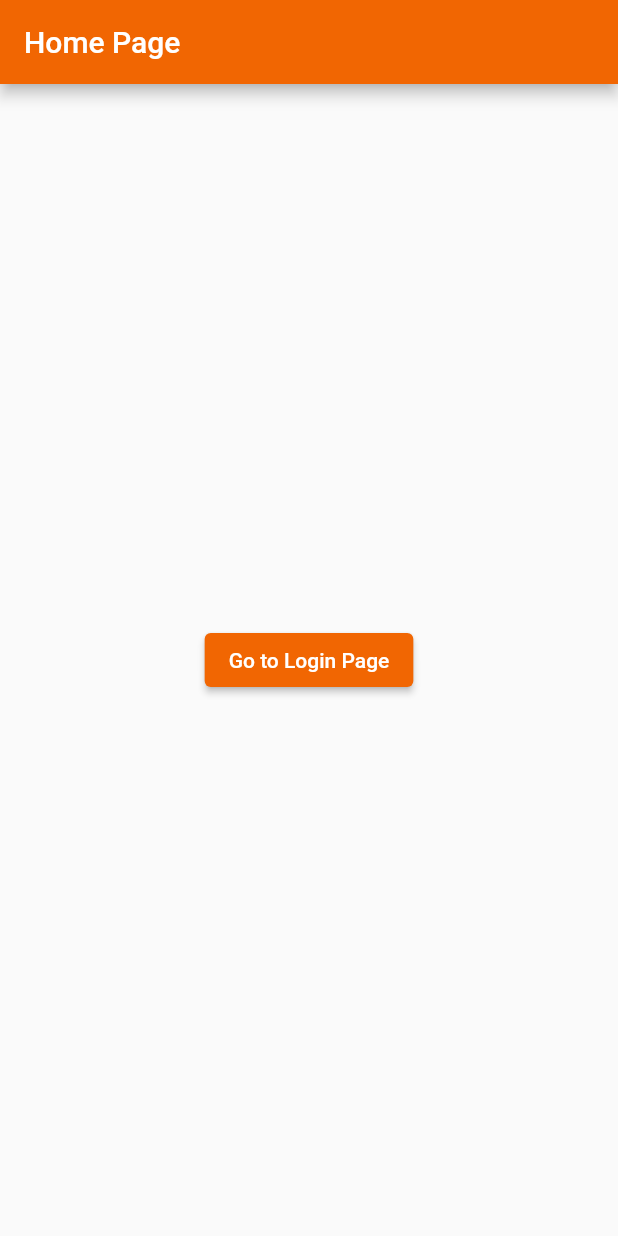
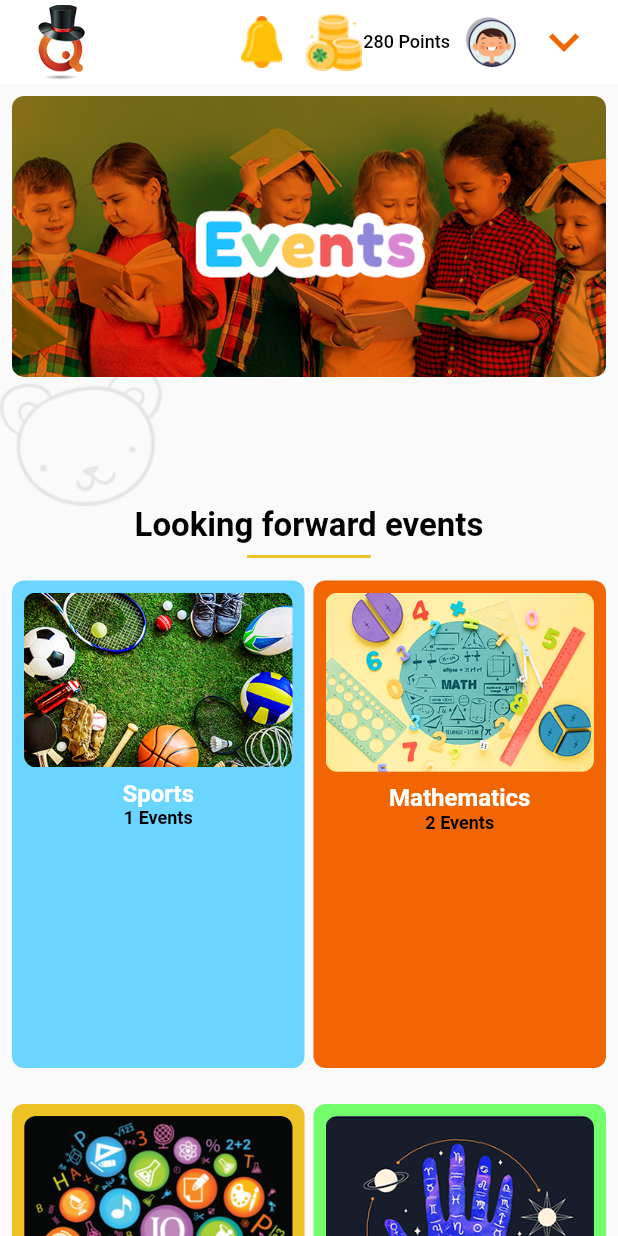
Before and after one commit to mazanaqvi/quiz-wizard, a Flutter app: the screen it shows after launch, on a phone screen of 412 x 824 dp. Run offline on Flutter 3.47's test engine with Material 2 defaults, Android fonts, the light colour scheme and no system bars; our stand-ins replace get.

Commit message:
events page done

```diff
--- a/lib/main.dart
+++ b/lib/main.dart
@@ -1,6 +1,6 @@
 import 'package:flutter/material.dart';
 import 'package:get/get_navigation/get_navigation.dart';
-import 'package:quiz_wizard/views/home_page.dart';
+import 'package:quiz_wizard/views/event_page.dart';
 import 'package:quiz_wizard/views/login_page.dart';
 import 'package:quiz_wizard/views/styles.dart';
 
--- /dev/null
+++ b/lib/models/events.dart
@@ -0,0 +1,22 @@
+import 'dart:ui';
+
+class Event {
+  final Color color;
+  final String title;
+  final String imagePath;
+  final int count;
+
+  Event(this.color, this.title, this.imagePath, this.count);
+
+  getDummyList() {
+    List<Event> events = [];
+    events.add(Event(Color(0xFF6AD5FF), "Sports", "assets/sports.png", 1));
+    events.add(Event(Color(0xFFF16602), "Mathematics", "assets/math.png", 2));
+    events.add(Event(Color(0xFFEDC224), "General Knowledge",
+        "assets/general_knowledge.png", 3));
+    events
+        .add(Event(Color(0xFF73FF6B), "Astronomy", "assets/astronomy.png", 4));
+    events.add(Event(Color(0xFF2B3CDD), "English", "assets/english.png", 5));
+    return events;
+  }
+}
--- /dev/null
+++ b/lib/views/event_page.dart
@@ -0,0 +1,119 @@
+import 'package:flutter/material.dart';
+import 'package:flutter/src/widgets/container.dart';
+import 'package:flutter/src/widgets/framework.dart';
+import 'package:get/get.dart';
+import 'package:quiz_wizard/models/events.dart';
+import 'package:quiz_wizard/views/general_widgets/appbar.dart';
+import 'package:quiz_wizard/views/login_page.dart';
+import 'package:quiz_wizard/views/styles.dart';
+
+class HomePage extends StatefulWidget {
+  const HomePage({super.key});
+
+  @override
+  State<HomePage> createState() => _HomePageState();
+}
+
+class _HomePageState extends State<HomePage> {
+  @override
+  Widget build(BuildContext context) {
+    Event event =
+        Event(const Color(0xFF6AD5FF), "Sports", "assets/sports.png", 1);
+    List<Event> events = event.getDummyList();
+    return Scaffold(
+        appBar: CustomAppBar(),
+        body: ListView(
+          children: [
+            Stack(
+              children: [
+                Padding(
+                  padding: const EdgeInsets.only(top: 190.0),
+                  child: Image(
+                    image: const AssetImage("assets/bear.png"),
+                    color: greyColor,
+                  ),
+                ),
+                Padding(
+                  padding: const EdgeInsets.all(8.0),
+                  child: ClipRRect(
+                    borderRadius: BorderRadius.circular(8.0),
+                    child: const Image(
+                      image: AssetImage("assets/events.png"),
+                    ),
+                  ),
+                ),
+              ],
+            ),
+            const Padding(
+              padding: EdgeInsets.only(left: 0),
+              child: Text("Looking forward events",
+                  textAlign: TextAlign.center,
+                  style: TextStyle(
+                    color: Colors.black,
+                    fontSize: 22,
+                    fontWeight: FontWeight.bold,
+                  )),
+            ),
+            Divider(
+              indent: MediaQuery.of(context).size.width * 0.4,
+              endIndent: MediaQuery.of(context).size.width * 0.4,
+              color: const Color(0xFFedc224),
+              thickness: 2,
+            ),
+            Padding(
+              padding: const EdgeInsets.all(8.0),
+              child: GridView.count(
+                physics: const NeverScrollableScrollPhysics(),
+                crossAxisCount: 2,
+                mainAxisSpacing: 24.0,
+                crossAxisSpacing: 6,
+                childAspectRatio: 0.6,
+                shrinkWrap: true,
+                children: List.generate(
+                  5,
+                  (index) {
+                    return Container(
+                      decoration: BoxDecoration(
+                        borderRadius: BorderRadius.circular(8.0),
+                        color: events[index].color,
+                      ),
+                      child: Column(
+                        children: [
+                          Padding(
+                            padding: const EdgeInsets.all(8.0),
+                            child: ClipRRect(
+                              borderRadius: BorderRadius.circular(8.0),
+                              child: Image(
+                                image: AssetImage(events[index].imagePath),
+                              ),
+                            ),
+                          ),
+                          Padding(
+                            padding: const EdgeInsets.only(left: 0),
+                            child: Text(events[index].title,
+                                style: const TextStyle(
+                                  color: Colors.white,
+                                  fontSize: 16,
+                                  fontWeight: FontWeight.bold,
+                                )),
+                          ),
+                          Padding(
+                            padding: const EdgeInsets.only(left: 0),
+                            child: Text("${events[index].count} Events",
+                                style: const TextStyle(
+                                  color: Colors.black,
+                                  fontSize: 12,
+                                  fontWeight: FontWeight.bold,
+                                )),
+                          ),
+                        ],
+                      ),
+                    );
+                  },
+                ),
+              ),
+            ),
+          ],
+        ));
+  }
+}
--- /dev/null
+++ b/lib/views/general_widgets/appbar.dart
@@ -0,0 +1,61 @@
+import 'package:flutter/material.dart';
+import 'package:get/get.dart';
+import 'package:quiz_wizard/views/styles.dart';
+
+// TODO: Needs refactoring
+AppBar CustomAppBar({
+  String? titleText,
+  Widget? leading,
+  double? titleFont,
+  List<Widget>? actions,
+}) {
+  return AppBar(
+      backgroundColor: Colors.white,
+      bottomOpacity: 0,
+      centerTitle: true,
+      elevation: 0,
+      automaticallyImplyLeading: false,
+      title: Row(
+          mainAxisAlignment: MainAxisAlignment.spaceBetween,
+          crossAxisAlignment: CrossAxisAlignment.center,
+          children: <Widget>[
+            const SizedBox(
+                height: 50, // Your Height
+                width: 50, // Your width
+                child: Image(image: AssetImage('assets/logo.png'))),
+            Row(children: <Widget>[
+              const SizedBox(
+                  height: 40, // Your Height
+                  width: 40,
+                  child: Image(image: AssetImage('assets/notification.png'))),
+              const Padding(
+                padding: EdgeInsets.only(left: 8.0),
+                child: SizedBox(
+                    height: 40, // Your Height
+                    width: 40,
+                    child: Image(image: AssetImage('assets/coin.png'))),
+              ),
+              const Text("280 Points",
+                  style: TextStyle(
+                    color: Colors.black,
+                    fontSize: 12,
+                  )),
+              const Padding(
+                padding: EdgeInsets.only(left: 8.0),
+                child: SizedBox(
+                    height: 40, // Your Height
+                    width: 40, // Your width
+                    child: Image(image: AssetImage('assets/c3.png'))),
+              ),
+              Padding(
+                padding: const EdgeInsets.only(left: 8.0),
+                child: Icon(
+                  Icons.keyboard_arrow_down_outlined,
+                  color: mainColor,
+                  size: 40,
+                ),
+              )
+            ])
+            // Your widgets here
+          ]));
+}
--- a/lib/views/home_page.dart
+++ /dev/null
@@ -1,26 +0,0 @@
-import 'package:flutter/material.dart';
-import 'package:flutter/src/widgets/container.dart';
-import 'package:flutter/src/widgets/framework.dart';
-import 'package:get/get.dart';
-import 'package:quiz_wizard/views/login_page.dart';
-
-class HomePage extends StatelessWidget {
-  const HomePage({super.key});
-
-  @override
-  Widget build(BuildContext context) {
-    return Scaffold(
-      appBar: AppBar(
-        title: const Text('Home Page'),
-      ),
-      body: Container(
-        child: Center(
-          child: ElevatedButton(
-            onPressed: () => {Get.to(LoginPage())},
-            child: Text('Go to Login Page'),
-          ),
-        ),
-      ),
-    );
-  }
-}
--- a/lib/views/login_page.dart
+++ b/lib/views/login_page.dart
@@ -1,4 +1,6 @@
 import 'package:flutter/material.dart';
+import 'package:get/get.dart';
+import 'package:quiz_wizard/views/event_page.dart';
 import 'package:quiz_wizard/views/styles.dart';
 
 class LoginPage extends StatefulWidget {
@@ -204,7 +206,9 @@ class _LoginPageState extends State<LoginPage> {
                               color: mainColor,
                             ),
                             child: TextButton(
-                              onPressed: () {},
+                              onPressed: () {
+                                Get.to(HomePage());
+                              },
                               child: Text(
                                 "Login",
                                 style: buttonText(),
--- a/lib/views/styles.dart
+++ b/lib/views/styles.dart
@@ -4,7 +4,7 @@ var dimColor = const Color(0xFF8F90A6);
 var mainColor = Color.fromRGBO(241, 102, 2, 1);
 var ratingColor = const Color(0xFFFFB039);
 var backgroundScreenColor = const Color(0xFFF2F2F2);
-var greyColor = const Color(0xFF969696);
+var greyColor = const Color(0xFFe4e4e4);
 var appleColor = const Color(0xFF545454);
 var darkGreyColor = const Color(0xFF97989E);
 var lightGreyColor = const Color(0xFFF0F0F0);
```
Also changed, not shown: assets/astronomy.png (added), assets/bear.png (added), assets/coin.png (added), assets/english.png (added), assets/events.png (added), assets/general_knowledge.png (added), assets/logo.png, assets/man11.png (added), assets/math.png (added), assets/notification.png (added), assets/sports.png (added), assets/time.png (added).
